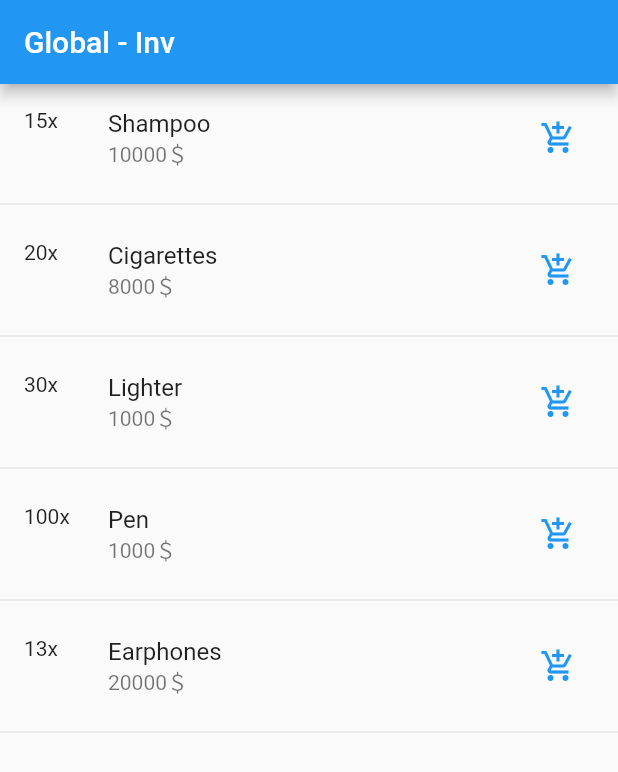
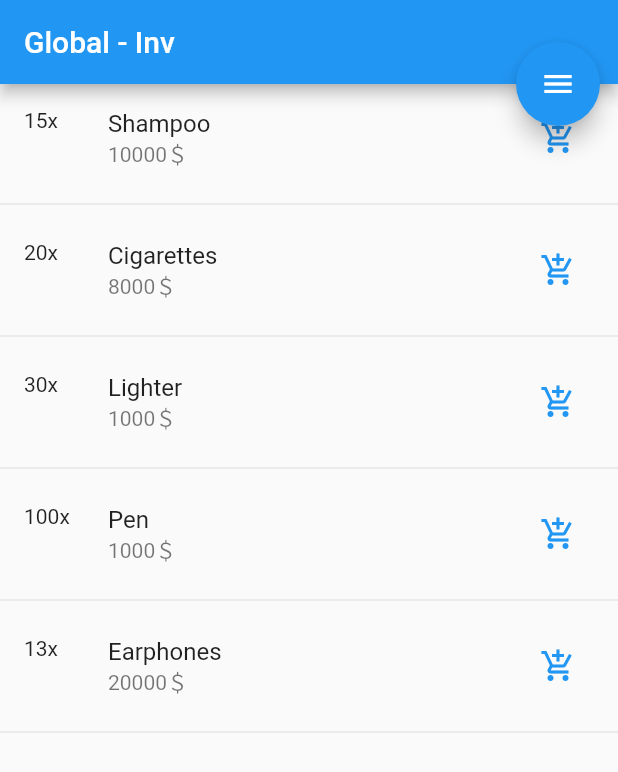
Before and after one commit to raziel7171/global_inv, a Flutter app: the screen it shows after launch, on a phone screen of 412 x 824 dp. Shown: the top 772 px of the screen. Run offline on Flutter 3.47's test engine with Material 2 defaults, Android fonts, the phone set to English and light mode, and no system bars; our stand-ins replace cloud_firestore, firebase_core, firebase_database; accounts and stored records are empty.

Commit message:
Add product functionality

```diff
--- /dev/null
+++ b/lib/src/objects/product.dart
@@ -0,0 +1,45 @@
+import 'package:firebase_database/firebase_database.dart';
+import 'package:flutter/cupertino.dart';
+
+class Product extends ChangeNotifier {
+  Product(this._code, this._name, this._price, this._quantity, this._icon,
+      this._description, this._route);
+
+  String _code;
+  String _name;
+  double _price;
+  int _quantity;
+  String _icon;
+  String _description;
+  String _route;
+
+  Product.Map(dynamic obj) {
+    this._code = obj['code'];
+    this._name = obj['name'];
+    this._price = obj['price'];
+    this._quantity = obj['quantity'];
+    this._icon = obj['icon'];
+    this._description = obj['description'];
+    this._route = obj['route'];
+    notifyListeners();
+  }
+
+  String get code => _code;
+  String get name => _name;
+  double get price => _price;
+  int get quantity => _quantity;
+  String get icon => _icon;
+  String get description => _description;
+  String get route => _route;
+
+  Product.fromSnapShot(DataSnapshot snapShot) {
+    _code = snapShot.key;
+    _name = snapShot.value['name'];
+    _price = snapShot.value['price'];
+    _quantity = snapShot.value['quantity'];
+    _icon = snapShot.value['icon'];
+    _description = snapShot.value['description'];
+    _route = snapShot.value['route'];
+    notifyListeners();
+  }
+}
--- a/lib/src/pages/home_page.dart
+++ b/lib/src/pages/home_page.dart
@@ -1,8 +1,13 @@
+import 'package:firebase_database/firebase_database.dart';
 import 'package:flutter/material.dart';
+import 'package:global_inv/src/objects/product.dart';
+import 'package:global_inv/src/pages/add_product_form.dart';
 import 'package:global_inv/src/pages/alert_page.dart';
 import 'package:global_inv/src/pages/product_page.dart';
 import 'package:global_inv/src/providers/menu_provider.dart';
 import 'package:global_inv/src/utils/icon_string_util.dart';
+
+import 'add_product_form.dart';
 
 class HomePage extends StatefulWidget {
   const HomePage({Key key}) : super(key: key);
@@ -12,12 +17,21 @@ class HomePage extends StatefulWidget {
 }
 
 class _HomePageState extends State<HomePage> {
+  List<Product> productList = [];
+
   @override
   Widget build(BuildContext context) {
     return Scaffold(
       appBar: AppBar(
         title: Text('Global - Inv'),
       ),
+      floatingActionButton: FloatingActionButton(
+        child: Icon(Icons.menu),
+        onPressed: () {
+          Navigator.pushNamed(context, AddProductForm.routeName);
+        },
+      ),
+      floatingActionButtonLocation: FloatingActionButtonLocation.miniEndTop,
       body: _lista(),
     );
   }
@@ -37,17 +51,33 @@ class _HomePageState extends State<HomePage> {
   List<Widget> _listaItems(List<dynamic> data, BuildContext context) {
     final List<Widget> opciones = [];
 
+    // for (Product product in data) {
+    //   final int quantity = product.quantity;
+    //   final widgetTemp = ListTile(
+    //     title: Text(product.name),
+    //     subtitle: Text(product.price.toString() + "＄"),
+    //     leading: Text(quantity.toString() + 'x'),
+    //     trailing: IconButton(
+    //         icon: getIcon(product.icon), onPressed: () => quantity - 1),
+    //     onTap: () {
+    //       Navigator.pushNamed(context, ProductPage.routeName,
+    //           arguments: ProductArguments(product.name, product));
+    //     },
+    //   );
+    //   opciones..add(widgetTemp)..add(Divider());
+    // }
+
     data.forEach((opt) {
       final int quantity = opt['quantity'];
       final widgetTemp = ListTile(
-        title: Text(opt['productName']),
-        subtitle: Text(opt['productPrice'].toString() + "＄"),
+        title: Text(opt['name']),
+        subtitle: Text(opt['price'].toString() + "＄"),
         leading: Text(quantity.toString() + 'x'),
         trailing: IconButton(
             icon: getIcon(opt['icon']), onPressed: () => quantity - 1),
         onTap: () {
           Navigator.pushNamed(context, ProductPage.routeName,
-              arguments: ProductArguments(opt['productName'], opt));
+              arguments: ProductArguments(opt['name'], opt));
         },
       );
       opciones..add(widgetTemp)..add(Divider());
@@ -59,7 +89,7 @@ class _HomePageState extends State<HomePage> {
 }
 
 class ProductArguments {
-  final String productName;
+  final String name;
   final dynamic specificProduct;
-  ProductArguments(this.productName, this.specificProduct);
+  ProductArguments(this.name, this.specificProduct);
 }
--- a/pubspec.yaml
+++ b/pubspec.yaml
@@ -29,6 +29,9 @@ dependencies:
   # Use with the CupertinoIcons class for iOS style icons.
   cupertino_icons: ^1.0.2
   http: any
+  firebase_auth: ^1.1.2
+  cloud_firestore: ^1.0.7
+  firebase_database: ^6.1.2
 dev_dependencies:
   flutter_test:
     sdk: flutter
```
Also changed, not shown: lib/main.dart (+8 -1 lines), lib/src/assets/data/products.json (+15 -15 lines), lib/src/pages/add_product_form.dart (added, +148 -0 lines), lib/src/pages/product_page.dart (+4 -6 lines), lib/src/providers/menu_provider.dart (+43 -1 lines), pubspec.lock.
